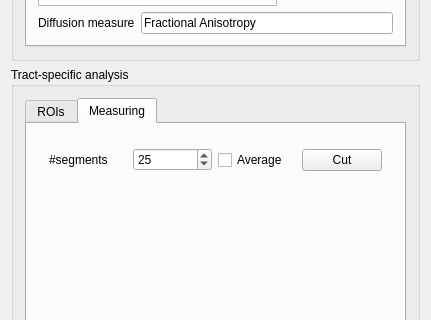
Above: Plugins/org.mitk.gui.qt.diffusionimaging/src/internal/QmitkTractbasedSpatialStatisticsViewControls.ui from MITK/MITK before the change; both pictures show x 0 to 431 and y 262 to 582 of the 431 by 811 pixel window. Below: the same form after it.
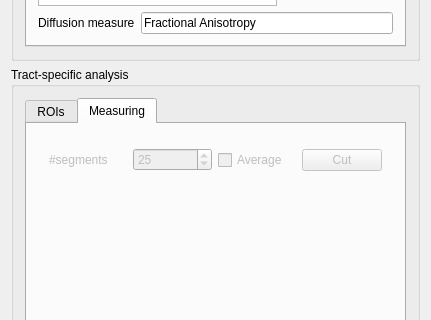
That is the form after the change. Custom widgets are drawn as their Qt base class.

Commit message: enable fiber plot relevant widgets only when useful

The edit to the form file:
```diff
--- a/Plugins/org.mitk.gui.qt.diffusionimaging/src/internal/QmitkTractbasedSpatialStatisticsViewControls.ui
+++ b/Plugins/org.mitk.gui.qt.diffusionimaging/src/internal/QmitkTractbasedSpatialStatisticsViewControls.ui
@@ -295,7 +295,10 @@
             </property>
             <layout class="QHBoxLayout" name="horizontalLayout">
              <item>
-              <widget class="QLabel" name="label_5">
+              <widget class="QLabel" name="m_SegmentLabel">
+               <property name="enabled">
+                <bool>false</bool>
+               </property>
                <property name="text">
                 <string>#segments</string>
                </property>
@@ -303,6 +306,9 @@
              </item>
              <item>
               <widget class="QSpinBox" name="m_Segments">
+               <property name="enabled">
+                <bool>false</bool>
+               </property>
                <property name="maximum">
                 <number>100</number>
                </property>
@@ -313,6 +319,9 @@
              </item>
              <item>
               <widget class="QCheckBox" name="m_Average">
+               <property name="enabled">
+                <bool>false</bool>
+               </property>
                <property name="text">
                 <string>Average</string>
                </property>
@@ -320,6 +329,9 @@
              </item>
              <item>
               <widget class="QPushButton" name="m_Cut">
+               <property name="enabled">
+                <bool>false</bool>
+               </property>
                <property name="text">
                 <string>Cut</string>
                </property>
```
The commit also changes 1 other file.
